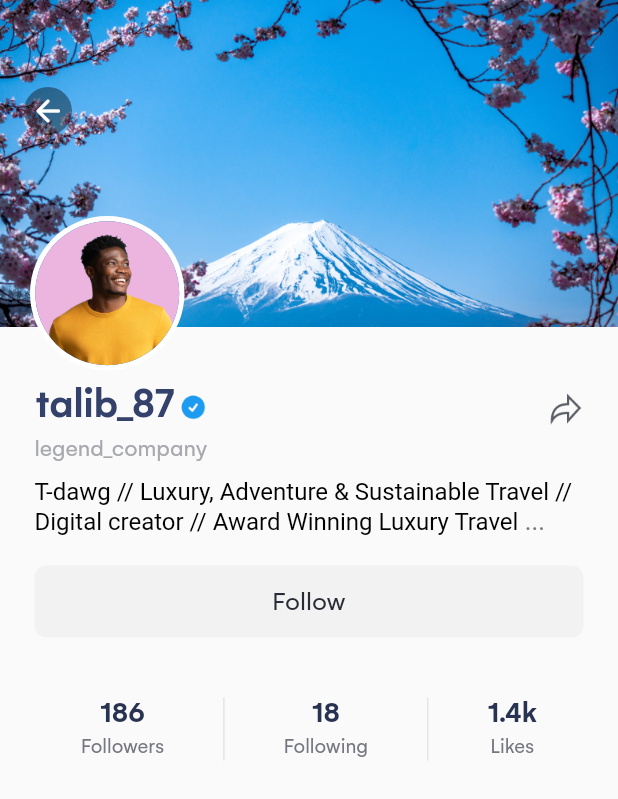
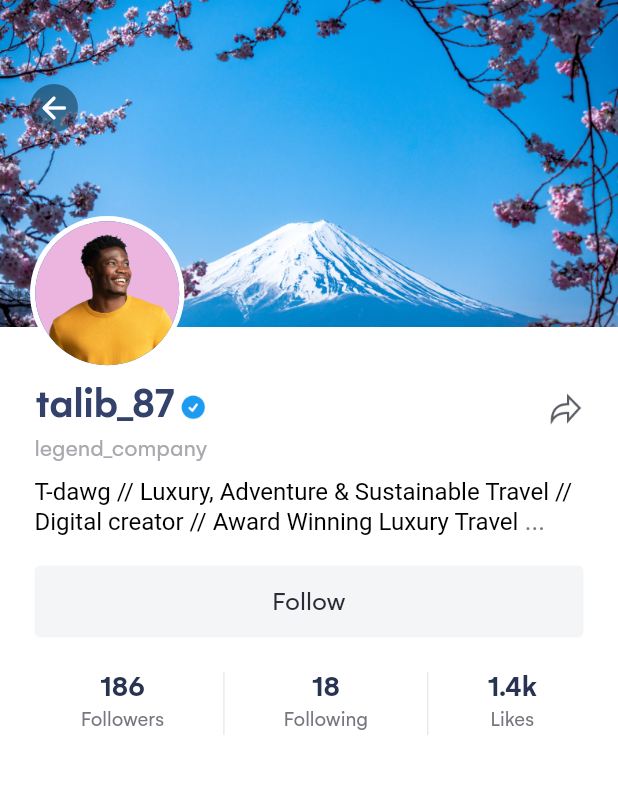
Before and after one commit to maksym-koriak/test_ui, a Flutter app: the screen it shows after launch, on a phone screen of 412 x 824 dp. Shown: the top 799 px of the screen. Run offline on Flutter 3.47's test engine with Material 2 defaults, Android fonts, the phone set to English and light mode, and no system bars.

```diff
--- a/lib/pages/home_page.dart
+++ b/lib/pages/home_page.dart
@@ -10,6 +10,7 @@ class HomePage extends StatelessWidget {
   Widget build(BuildContext context) {
     return SafeArea(
       child: Scaffold(
+        backgroundColor: Colors.white,
         body: SingleChildScrollView(
           physics: const BouncingScrollPhysics(),
           child: Column(
--- a/lib/widgets/header_widget.dart
+++ b/lib/widgets/header_widget.dart
@@ -14,21 +14,25 @@ class HeaderWidget extends StatelessWidget {
             'assets/images/header.jpg',
             fit: BoxFit.cover,
           ),
-          const Padding(
-            padding: EdgeInsets.only(top: 58, left: 16),
+          Padding(
+            padding: const EdgeInsets.only(top: 48, left: 12),
+            child: SizedBox(
+                height: 48,
+                width: 48,
+                child: IconButton(
+                  onPressed: () {},
+                  icon: const CircleAvatar(
+                    backgroundColor: Color.fromRGBO(0, 0, 0, 0.4),
                     child: SizedBox(
                       height: 32,
                       width: 32,
-              child: CircleAvatar(
-                backgroundColor: Color.fromRGBO(0, 0, 0, 0.4),
-                child: SizedBox(
                       child: Icon(
                         Icons.arrow_back_rounded,
                         color: Colors.white,
                       ),
                     ),
                   ),
-            ),
+                )),
           ),
           const Padding(
             padding: EdgeInsets.only(
--- a/lib/widgets/info_widget.dart
+++ b/lib/widgets/info_widget.dart
@@ -1,4 +1,5 @@
 import 'package:flutter/material.dart';
+import 'package:test_ui/pages/followers_page.dart';
 
 class InfoWidget extends StatelessWidget {
   const InfoWidget({Key? key}) : super(key: key);
@@ -27,7 +28,8 @@ class InfoWidget extends StatelessWidget {
                       child: SizedBox(
                         height: 17,
                         width: 17,
-                          child: Image.asset('assets/images/tick.png')),
+                        child: Image.asset('assets/images/tick.png'),
+                      ),
                     )
                   ],
                 ),
@@ -62,40 +64,55 @@ class InfoWidget extends StatelessWidget {
               TextSpan(
                 text:
                     'T-dawg // Luxury, Adventure & Sustainable Travel // Digital creator // Award Winning Luxury Travel',
-                style: TextStyle(fontSize: 16, color: Colors.black),
+                style: TextStyle(
+                  fontSize: 16,
+                  color: Colors.black,
+                ),
               ),
               TextSpan(
                 text: ' ...',
-                style: TextStyle(fontSize: 17, color: Color(0xFF75777E)),
+                style: TextStyle(
+                  fontSize: 17,
+                  color: Color(0xFF75777E),
+                ),
               )
             ],
           ),
         ),
         const SizedBox(height: 20),
-        Container(
+        SizedBox(
           width: double.infinity,
           height: 48,
-          decoration: ShapeDecoration(
-            color: const Color(0xFFF2F2F2),
-            shape:
-                RoundedRectangleBorder(borderRadius: BorderRadius.circular(8)),
+          child: ElevatedButton(
+            onPressed: () {},
+            style: ElevatedButton.styleFrom(
+              elevation: 0.0,
+              backgroundColor: const Color(0xFFF4F5F6),
             ),
-          child: const Center(
-            child: Text(
+            child: const Text(
               'Follow',
               textAlign: TextAlign.center,
               style: TextStyle(
                 color: Color(0xFF292B36),
                 fontSize: 18,
-                fontFamily: 'Gelion',
-                fontWeight: FontWeight.w400,
               ),
             ),
           ),
         ),
-        const SizedBox(height: 40),
+        const SizedBox(height: 20),
         Padding(
           padding: const EdgeInsets.symmetric(horizontal: 15),
+          child: SizedBox(
+            height: 45,
+            child: GestureDetector(
+              onTap: () {
+                Navigator.push(
+                  context,
+                  MaterialPageRoute(
+                    builder: (context) => const FollowersPage(),
+                  ),
+                );
+              },
               child: Row(
                 mainAxisAlignment: MainAxisAlignment.spaceAround,
                 crossAxisAlignment: CrossAxisAlignment.end,
@@ -109,13 +126,14 @@ class InfoWidget extends StatelessWidget {
                           fontSize: 20,
                           fontFamily: 'Gelion',
                           fontWeight: FontWeight.w600,
-                      height: 0.07,
                         ),
                       ),
-                  SizedBox(height: 8),
                       Text(
                         'Followers',
-                    style: TextStyle(fontSize: 14, color: Color(0xFF75777E)),
+                        style: TextStyle(
+                          fontSize: 14,
+                          color: Color(0xFF75777E),
+                        ),
                       ),
                     ],
                   ),
@@ -130,15 +148,15 @@ class InfoWidget extends StatelessWidget {
                         style: TextStyle(
                           color: Color(0xFF283352),
                           fontSize: 20,
-                      fontFamily: 'Gelion',
                           fontWeight: FontWeight.w600,
-                      height: 0.07,
                         ),
                       ),
-                  SizedBox(height: 8),
                       Text(
                         'Following',
-                    style: TextStyle(fontSize: 14, color: Color(0xFF75777E)),
+                        style: TextStyle(
+                          fontSize: 14,
+                          color: Color(0xFF75777E),
+                        ),
                       ),
                     ],
                   ),
@@ -153,19 +171,21 @@ class InfoWidget extends StatelessWidget {
                         style: TextStyle(
                           color: Color(0xFF283352),
                           fontSize: 20,
-                      fontFamily: 'Gelion',
                           fontWeight: FontWeight.w600,
-                      height: 0.07,
                         ),
                       ),
-                  SizedBox(height: 8),
                       Text(
                         'Likes',
-                    style: TextStyle(fontSize: 14, color: Color(0xFF75777E)),
+                        style: TextStyle(
+                          fontSize: 14,
+                          color: Color(0xFF75777E),
+                        ),
                       ),
                     ],
                   ),
                 ],
+              ),
+            ),
           ),
         )
       ],
```
Also changed, not shown: lib/pages/followers_page.dart (added, +77 -0 lines), lib/widgets/ui_constants.dart (added, +39 -0 lines), lib/widgets/user_list_tile.dart (added, +84 -0 lines), lib/widgets/users_list_widget.dart (added, +24 -0 lines), assets/images/avatar1.png (added), assets/images/avatar2.png (added), assets/images/avatar3.png (added), assets/images/avatar4.png (added), assets/images/avatar5.png (added), assets/images/avatar6.png (added), assets/images/avatar7.png (added). Lines whose indentation alone changed are shown as unchanged.
